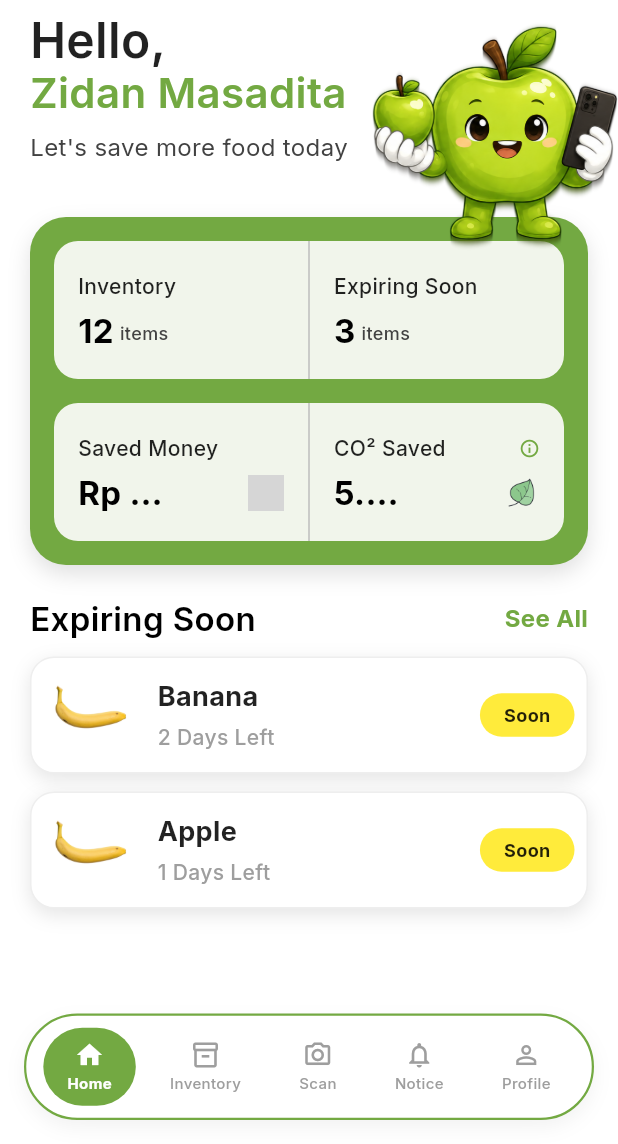
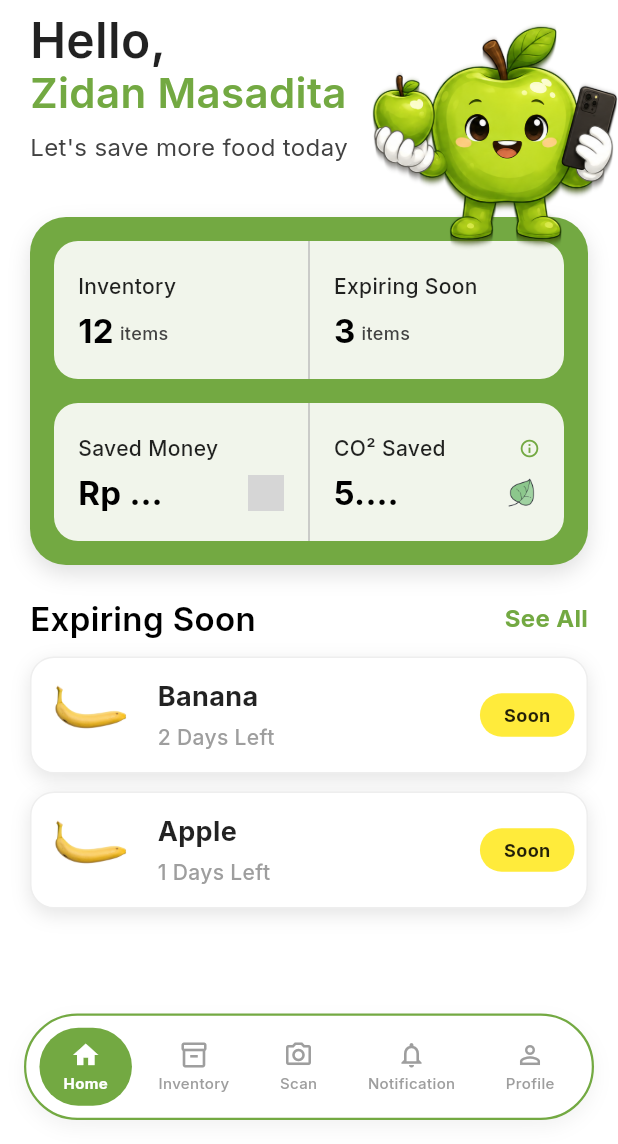
Before and after one commit to zidanmasadita/HomeCycle, a Flutter app: the screen it shows after launch, after a tap on "Login", on a phone screen of 412 x 824 dp, the part 92-1236 px from its top. Run offline on Flutter 3.47's test engine with Material 3 defaults, Android fonts, the phone set to English and light mode, and no system bars; our stand-ins replace easy_localization, flutter_local_notifications, google_fonts, supabase_flutter; missing offline and left inert: tflite_flutter; accounts and stored records are empty; grey boxes are pictures that could not be loaded.

Commit message:
Create notification & profile screen

```diff
--- a/lib/data/remote/tflite_service.dart
+++ b/lib/data/remote/tflite_service.dart
@@ -11,13 +11,22 @@ class TFLiteService {
 
   Future<void> loadModel() async {
     try {
-      _interpreter = await Interpreter.fromAsset('assets/models/model_float32.tflite');
+      _interpreter = await Interpreter.fromAsset(
+        'assets/models/model_float32.tflite',
+      );
 
-      final labelsData = await rootBundle.loadString('assets/labels/labels.json');
+      final labelsData = await rootBundle.loadString(
+        'assets/labels/labels.json',
+      );
       final Map<String, dynamic> labelsMap = json.decode(labelsData);
 
-      final maxIndex = labelsMap.keys.map(int.parse).reduce((a, b) => a > b ? a : b);
-      _labels = List.generate(maxIndex + 1, (index) => labelsMap[index.toString()] as String);
+      final maxIndex = labelsMap.keys
+          .map(int.parse)
+          .reduce((a, b) => a > b ? a : b);
+      _labels = List.generate(
+        maxIndex + 1,
+        (index) => labelsMap[index.toString()] as String,
+      );
     } catch (e) {
       throw Exception('Gagal memuat model TFLite: $e');
     }
@@ -31,7 +40,6 @@ class TFLiteService {
     final image = img.decodeImage(imageBytes);
     if (image == null) throw Exception('Gagal decode gambar');
 
-    // Resize to exactly 224x224 (LANCZOS interpolation)
     final resizedImage = img.copyResize(
       image,
       width: 224,
@@ -39,7 +47,6 @@ class TFLiteService {
       interpolation: img.Interpolation.linear,
     );
 
-    // Convert to Float32List and normalize to [-1, 1] using (value / 127.5) - 1.0
     var input = Float32List(1 * 224 * 224 * 3);
     var pixelIndex = 0;
 
@@ -78,7 +85,7 @@ class TFLiteService {
     return ScanResultModel(
       detectedLabel: detectedLabel,
       confidenceScore: maxConfidence,
-      condition: 'fresh', // Neutral condition, not output by model
+      condition: 'fresh',
       imageBytes: imageBytes,
     );
   }
--- a/lib/features/dashboard/screens/dashboard_screen.dart
+++ b/lib/features/dashboard/screens/dashboard_screen.dart
@@ -5,6 +5,7 @@ import 'package:homesikil/core/constants/app_assets.dart';
 import 'package:homesikil/core/theme/app_text_styles.dart';
 import 'package:homesikil/features/dashboard/widgets/quick_stats_card.dart';
 import 'package:homesikil/features/dashboard/widgets/expiring_soon_card.dart';
+import 'package:homesikil/routes/app_routes.dart';
 
 class DashboardScreen extends StatelessWidget {
   const DashboardScreen({super.key});
@@ -50,7 +51,9 @@ class DashboardScreen extends StatelessWidget {
                       ),
                       child: IconButton(
                         icon: const Icon(Icons.notifications_none, color: AppColors.primary),
-                        onPressed: () {},
+                        onPressed: () {
+                          Navigator.pushNamed(context, AppRoutes.notification);
+                        },
                         constraints: const BoxConstraints(),
                         padding: const EdgeInsets.all(8),
                       ),
--- a/lib/features/notification/screens/notification_screen.dart
+++ b/lib/features/notification/screens/notification_screen.dart
@@ -1,14 +1,95 @@
-import 'package:easy_localization/easy_localization.dart';
 import 'package:flutter/material.dart';
+import 'package:homesikil/core/theme/app_text_styles.dart';
+import 'package:homesikil/core/constants/app_dimens.dart';
+import 'package:homesikil/features/notification/widgets/notification_card.dart';
 
 class NotificationScreen extends StatelessWidget {
   const NotificationScreen({super.key});
 
   @override
   Widget build(BuildContext context) {
+    // Mock data
+    final List<Map<String, dynamic>> todayNotifications = [
+      {
+        'title': 'Apple expires tomorrow',
+        'date': 'Today, 09:00 AM',
+        'image': 'assets/images/food-images/apple.png',
+        'isUnread': true,
+      },
+    ];
+
+    final List<Map<String, dynamic>> earlierNotifications = [
+      {
+        'title': 'Cabbage expired yesterday',
+        'date': 'Yesterday, 08:30 AM',
+        'image': 'assets/images/food-images/cabbage.png',
+        'isUnread': false,
+      },
+      {
+        'title': 'Carrot expires in 3 days',
+        'date': '2 days ago',
+        'image': 'assets/images/food-images/carrot.png',
+        'isUnread': false,
+      },
+    ];
+
     return Scaffold(
-      appBar: AppBar(title: Text('NotificationScreen'.tr())),
-      body: Center(child: Text('NotificationScreen Placeholder'.tr())),
+      backgroundColor: Colors.white,
+      appBar: AppBar(
+        backgroundColor: Colors.white,
+        elevation: 0,
+        leading: IconButton(
+          icon: const Icon(Icons.arrow_back_ios_new, color: Colors.black),
+          onPressed: () => Navigator.pop(context),
+        ),
+        title: Text(
+          'Notifications',
+          style: AppTextStyles.heading.copyWith(
+            fontSize: 22,
+            color: Colors.black87,
+          ),
+        ),
+        centerTitle: true,
+      ),
+      body: SingleChildScrollView(
+        padding: const EdgeInsets.all(AppDimens.paddingLarge),
+        child: Column(
+          crossAxisAlignment: CrossAxisAlignment.start,
+          children: [
+            Text(
+              'Today',
+              style: AppTextStyles.heading.copyWith(
+                fontSize: 18,
+                color: Colors.black87,
+              ),
+            ),
+            const SizedBox(height: 16),
+            ...todayNotifications.map((notification) {
+              return Padding(
+                padding: const EdgeInsets.only(bottom: 16),
+                child: NotificationCard(notification: notification),
+              );
+            }),
+
+            const SizedBox(height: 8),
+
+            Text(
+              'Earlier',
+              style: AppTextStyles.heading.copyWith(
+                fontSize: 18,
+                color: Colors.black87,
+              ),
+            ),
+            const SizedBox(height: 16),
+            ...earlierNotifications.map((notification) {
+              return Padding(
+                padding: const EdgeInsets.only(bottom: 16),
+                child: NotificationCard(notification: notification),
+              );
+            }),
+          ],
+        ),
+      ),
     );
   }
 }
--- /dev/null
+++ b/lib/features/notification/widgets/notification_card.dart
@@ -0,0 +1,104 @@
+import 'package:flutter/material.dart';
+import 'package:homesikil/core/constants/app_colors.dart';
+import 'package:homesikil/core/theme/app_text_styles.dart';
+import 'package:homesikil/routes/app_routes.dart';
+
+class NotificationCard extends StatelessWidget {
+  final Map<String, dynamic> notification;
+
+  const NotificationCard({super.key, required this.notification});
+
+  @override
+  Widget build(BuildContext context) {
+    final isUnread = notification['isUnread'] as bool;
+
+    return Container(
+      padding: const EdgeInsets.all(12),
+      decoration: BoxDecoration(
+        color: isUnread ? Colors.white : Colors.white,
+        borderRadius: BorderRadius.circular(20),
+        border: Border.all(
+          color: isUnread
+              ? AppColors.primary.withValues(alpha: 0.5)
+              : Colors.white,
+        ),
+        boxShadow: [
+          BoxShadow(
+            color: Colors.grey.withValues(alpha: 0.2),
+            spreadRadius: 2,
+            blurRadius: 10,
+            offset: const Offset(0, 4),
+          ),
+        ],
+      ),
+      child: Row(
+        children: [
+          // Image
+          Container(
+            width: 50,
+            height: 50,
+            padding: const EdgeInsets.all(6),
+            decoration: BoxDecoration(
+              borderRadius: BorderRadius.circular(12),
+              color: Colors.white,
+              border: Border.all(color: Colors.grey.shade100),
+            ),
+            child: Image.asset(
+              notification['image'],
+              errorBuilder: (context, error, stackTrace) =>
+                  const Icon(Icons.image, color: Colors.grey),
+            ),
+          ),
+          const SizedBox(width: 16),
+
+          // Details
+          Expanded(
+            child: Column(
+              crossAxisAlignment: CrossAxisAlignment.start,
+              children: [
+                Text(
+                  notification['title'],
+                  style: AppTextStyles.title.copyWith(
+                    fontSize: 16,
+                    color: Colors.black87,
+                  ),
+                ),
+                const SizedBox(height: 4),
+                Text(
+                  notification['date'],
+                  style: AppTextStyles.bodyMedium.copyWith(
+                    fontSize: 13,
+                    color: Colors.grey.shade600,
+                  ),
+                ),
+              ],
+            ),
+          ),
+
+          // View Button
+          const SizedBox(width: 8),
+          TextButton(
+            onPressed: () {
+              Navigator.pushNamed(context, AppRoutes.itemDetail);
+            },
+            style: TextButton.styleFrom(
+              backgroundColor: AppColors.primary.withValues(alpha: 0.1),
+              padding: const EdgeInsets.symmetric(horizontal: 16, vertical: 8),
+              shape: RoundedRectangleBorder(
+                borderRadius: BorderRadius.circular(20),
+              ),
+            ),
+            child: const Text(
+              'View',
+              style: TextStyle(
+                color: AppColors.primary,
+                fontWeight: FontWeight.bold,
+                fontSize: 14,
+              ),
+            ),
+          ),
+        ],
+      ),
+    );
+  }
+}
--- a/lib/features/recipe_rescue.dart/screens/profile_screen.dart
+++ b/lib/features/recipe_rescue.dart/screens/profile_screen.dart
@@ -1,5 +1,9 @@
-import 'package:easy_localization/easy_localization.dart';
 import 'package:flutter/material.dart';
+import 'package:homesikil/core/constants/app_dimens.dart';
+import 'package:homesikil/core/theme/app_text_styles.dart';
+import 'package:homesikil/routes/app_routes.dart';
+import 'package:homesikil/features/recipe_rescue.dart/widgets/profile_header_card.dart';
+import 'package:homesikil/features/recipe_rescue.dart/widgets/profile_menu_card.dart';
 
 class ProfileScreen extends StatelessWidget {
   const ProfileScreen({super.key});
@@ -7,8 +11,99 @@ class ProfileScreen extends StatelessWidget {
   @override
   Widget build(BuildContext context) {
     return Scaffold(
-      appBar: AppBar(title: Text('ProfileScreen'.tr())),
-      body: Center(child: Text('ProfileScreen Placeholder'.tr())),
+      backgroundColor: Colors.white,
+      appBar: AppBar(
+        backgroundColor: Colors.white,
+        elevation: 0,
+        automaticallyImplyLeading: false,
+        title: Text(
+          'Profile',
+          style: AppTextStyles.heading.copyWith(
+            fontSize: 22,
+            color: Colors.black87,
+          ),
+        ),
+        centerTitle: true,
+      ),
+      body: SingleChildScrollView(
+        padding: const EdgeInsets.all(AppDimens.paddingLarge),
+        child: Column(
+          crossAxisAlignment: CrossAxisAlignment.start,
+          children: [
+            ProfileHeaderCard(
+              username: 'Zidan Masadita',
+              email: 'zidan@example.com',
+              onEditTap: () {},
+            ),
+            const SizedBox(height: 32),
+
+            Text(
+              'General',
+              style: AppTextStyles.heading.copyWith(
+                fontSize: 18,
+                color: Colors.black87,
+              ),
+            ),
+            const SizedBox(height: 16),
+
+            ProfileMenuCard(
+              icon: Icons.language,
+              title: 'Language',
+              trailingText: 'English (US)',
+              onTap: () {
+                Navigator.pushNamed(context, AppRoutes.languageSettings);
+              },
+            ),
+            ProfileMenuCard(
+              icon: Icons.notifications_active_outlined,
+              title: 'Notifications Setting',
+              onTap: () {},
+            ),
+            ProfileMenuCard(
+              icon: Icons.group_outlined,
+              title: 'Household Members',
+              onTap: () {},
+            ),
+
+            const SizedBox(height: 24),
+            Text(
+              'Other',
+              style: AppTextStyles.heading.copyWith(
+                fontSize: 18,
+                color: Colors.black87,
+              ),
+            ),
+            const SizedBox(height: 16),
+
+            ProfileMenuCard(
+              icon: Icons.help_outline,
+              title: 'Help & Support',
+              onTap: () {},
+            ),
+            ProfileMenuCard(
+              icon: Icons.info_outline,
+              title: 'About HomeCycle',
+              onTap: () {},
+            ),
+
+            const SizedBox(height: 32),
+            ProfileMenuCard(
+              icon: Icons.logout,
+              title: 'Logout',
+              isDestructive: true,
+              onTap: () {
+                Navigator.pushNamedAndRemoveUntil(
+                  context,
+                  AppRoutes.login,
+                  (route) => false,
+                );
+              },
+            ),
+
+            const SizedBox(height: 100),
+          ],
+        ),
+      ),
     );
   }
 }
--- /dev/null
+++ b/lib/features/recipe_rescue.dart/screens/settings_screen.dart
@@ -0,0 +1,14 @@
+import 'package:easy_localization/easy_localization.dart';
+import 'package:flutter/material.dart';
+
+class SettingsScreen extends StatelessWidget {
+  const SettingsScreen({super.key});
+
+  @override
+  Widget build(BuildContext context) {
+    return Scaffold(
+      appBar: AppBar(title: Text('SettingsScreen'.tr())),
+      body: Center(child: Text('SettingsScreen Placeholder'.tr())),
+    );
+  }
+}
--- a/lib/features/recipe_rescue.dart/screens/settitngs_screen.dart
+++ /dev/null
@@ -1,14 +0,0 @@
-import 'package:easy_localization/easy_localization.dart';
-import 'package:flutter/material.dart';
-
-class SettitngsScreen extends StatelessWidget {
-  const SettitngsScreen({super.key});
-
-  @override
-  Widget build(BuildContext context) {
-    return Scaffold(
-      appBar: AppBar(title: Text('SettitngsScreen'.tr())),
-      body: Center(child: Text('SettitngsScreen Placeholder'.tr())),
-    );
-  }
-}
--- /dev/null
+++ b/lib/features/recipe_rescue.dart/widgets/profile_header_card.dart
@@ -0,0 +1,93 @@
+import 'package:flutter/material.dart';
+import 'package:homesikil/core/constants/app_colors.dart';
+import 'package:homesikil/core/constants/app_assets.dart';
+import 'package:homesikil/core/theme/app_text_styles.dart';
+
+class ProfileHeaderCard extends StatelessWidget {
+  final String username;
+  final String email;
+  final VoidCallback onEditTap;
+
+  const ProfileHeaderCard({
+    super.key,
+    required this.username,
+    required this.email,
+    required this.onEditTap,
+  });
+
+  @override
+  Widget build(BuildContext context) {
+    return Container(
+      padding: const EdgeInsets.all(20),
+      decoration: BoxDecoration(
+        color: Colors.white,
+        borderRadius: BorderRadius.circular(20),
+        border: Border.all(color: Colors.grey.shade200),
+        boxShadow: [
+          BoxShadow(
+            color: Colors.grey.withValues(alpha: 0.05),
+            spreadRadius: 2,
+            blurRadius: 10,
+            offset: const Offset(0, 4),
+          ),
+        ],
+      ),
+      child: Row(
+        children: [
+          // Avatar
+          Container(
+            width: 80,
+            height: 80,
+            decoration: BoxDecoration(
+              shape: BoxShape.circle,
+              color: AppColors.primary.withValues(alpha: 0.1),
+            ),
+            child: ClipOval(
+              child: Image.asset(
+                AppAssets.mascot1,
+                fit: BoxFit.cover,
+                errorBuilder: (context, error, stackTrace) =>
+                    const Icon(Icons.person, color: AppColors.primary, size: 40),
+              ),
+            ),
+          ),
+          const SizedBox(width: 20),
+
+          // Details
+          Expanded(
+            child: Column(
+              crossAxisAlignment: CrossAxisAlignment.start,
+              children: [
+                Text(
+                  username,
+                  style: AppTextStyles.heading.copyWith(
+                    fontSize: 22,
+                    color: Colors.black87,
+                  ),
+                ),
+                const SizedBox(height: 4),
+                Text(
+                  email,
+                  style: AppTextStyles.bodyMedium.copyWith(
+                    color: Colors.grey.shade600,
+                  ),
+                ),
+                const SizedBox(height: 8),
+                GestureDetector(
+                  onTap: onEditTap,
+                  child: Text(
+                    'Edit Profile',
+                    style: AppTextStyles.bodyMedium.copyWith(
+                      color: AppColors.primary,
+                      fontWeight: FontWeight.bold,
+                    ),
+                  ),
+                ),
+              ],
+            ),
+          ),
+        ],
+      ),
+    );
+  }
+}
--- /dev/null
+++ b/lib/features/recipe_rescue.dart/widgets/profile_menu_card.dart
@@ -0,0 +1,88 @@
+import 'package:flutter/material.dart';
+import 'package:homesikil/core/constants/app_colors.dart';
+import 'package:homesikil/core/theme/app_text_styles.dart';
+
+class ProfileMenuCard extends StatelessWidget {
+  final IconData icon;
+  final String title;
+  final VoidCallback onTap;
+  final bool isDestructive;
+  final String? trailingText;
+
+  const ProfileMenuCard({
+    super.key,
+    required this.icon,
+    required this.title,
+    required this.onTap,
+    this.isDestructive = false,
+    this.trailingText,
+  });
+
+  @override
+  Widget build(BuildContext context) {
+    return GestureDetector(
+      onTap: onTap,
+      child: Container(
+        margin: const EdgeInsets.only(bottom: 12),
+        padding: const EdgeInsets.symmetric(horizontal: 16, vertical: 16),
+        decoration: BoxDecoration(
+          color: Colors.white,
+          borderRadius: BorderRadius.circular(16),
+          border: Border.all(
+            color: isDestructive ? AppColors.red.withValues(alpha: 0.3) : Colors.grey.shade200,
+          ),
+          boxShadow: [
+            BoxShadow(
+              color: Colors.grey.withValues(alpha: 0.05),
+              spreadRadius: 2,
+              blurRadius: 10,
+              offset: const Offset(0, 4),
+            ),
+          ],
+        ),
+        child: Row(
+          children: [
+            Container(
+              padding: const EdgeInsets.all(10),
+              decoration: BoxDecoration(
+                color: isDestructive
+                    ? AppColors.red.withValues(alpha: 0.1)
+                    : AppColors.primary.withValues(alpha: 0.1),
+                shape: BoxShape.circle,
+              ),
+              child: Icon(
+                icon,
+                color: isDestructive ? AppColors.red : AppColors.primary,
+                size: 22,
+              ),
+            ),
+            const SizedBox(width: 16),
+            Expanded(
+              child: Text(
+                title,
+                style: AppTextStyles.title.copyWith(
+                  fontSize: 16,
+                  color: isDestructive ? AppColors.red : Colors.black87,
+                ),
+              ),
+            ),
+            if (trailingText != null) ...[
+              Text(
+                trailingText!,
+                style: AppTextStyles.bodyMedium.copyWith(
+                  color: Colors.grey.shade600,
+                  fontSize: 14,
+                ),
+              ),
+              const SizedBox(width: 8),
+            ],
+            Icon(
+              Icons.chevron_right,
+              color: isDestructive ? AppColors.red : Colors.grey.shade400,
+            ),
+          ],
+        ),
+      ),
+    );
+  }
+}
--- a/lib/routes/route_generator.dart
+++ b/lib/routes/route_generator.dart
@@ -11,7 +11,7 @@ import 'package:homesikil/features/notification/screens/notification_screen.dart
 import 'package:homesikil/features/onboarding/screens/onboarding_screen.dart';
 import 'package:homesikil/features/recipe_rescue.dart/screens/language_settings_screen.dart';
 import 'package:homesikil/features/recipe_rescue.dart/screens/profile_screen.dart';
-import 'package:homesikil/features/recipe_rescue.dart/screens/settitngs_screen.dart';
+import 'package:homesikil/features/recipe_rescue.dart/screens/settings_screen.dart';
 import 'package:homesikil/features/scan/screens/scan_result_screen.dart';
 import 'package:homesikil/features/scan/screens/scan_screen.dart';
 import 'package:homesikil/splash_screen.dart';
@@ -46,7 +46,7 @@ class RouteGenerator {
       case AppRoutes.profile:
         return MaterialPageRoute(builder: (_) => const ProfileScreen());
       case AppRoutes.settings:
-        return MaterialPageRoute(builder: (_) => const SettitngsScreen());
+        return MaterialPageRoute(builder: (_) => const SettingsScreen());
       case AppRoutes.languageSettings:
         return MaterialPageRoute(builder: (_) => const LanguageSettingsScreen());
       default:
--- a/lib/widgets/custom_bottom_navbar.dart
+++ b/lib/widgets/custom_bottom_navbar.dart
@@ -35,16 +35,31 @@ class CustomBottomNavbar extends StatelessWidget {
         crossAxisAlignment: CrossAxisAlignment.center,
         children: [
           _buildNavItem(0, Icons.home_outlined, Icons.home, 'Home'),
-          _buildNavItem(1, Icons.inventory_2_outlined, Icons.inventory, 'Inventory'),
+          _buildNavItem(
+            1,
+            Icons.inventory_2_outlined,
+            Icons.inventory,
+            'Inventory',
+          ),
           _buildNavItem(2, Icons.camera_alt_outlined, Icons.camera_alt, 'Scan'),
-          _buildNavItem(3, Icons.notifications_none_outlined, Icons.notifications, 'Notice'), // Shortened for space
+          _buildNavItem(
+            3,
+            Icons.notifications_none_outlined,
+            Icons.notifications,
+            'Notification',
+          ),
           _buildNavItem(4, Icons.person_outline, Icons.person, 'Profile'),
         ],
       ),
     );
   }
 
-  Widget _buildNavItem(int index, IconData outlineIcon, IconData solidIcon, String label) {
+  Widget _buildNavItem(
+    int index,
+    IconData outlineIcon,
+    IconData solidIcon,
+    String label,
+  ) {
     final isSelected = currentIndex == index;
 
     return GestureDetector(
```
Also changed, not shown: lib/features/notification/widgets/notification_tile.dart (deleted).
